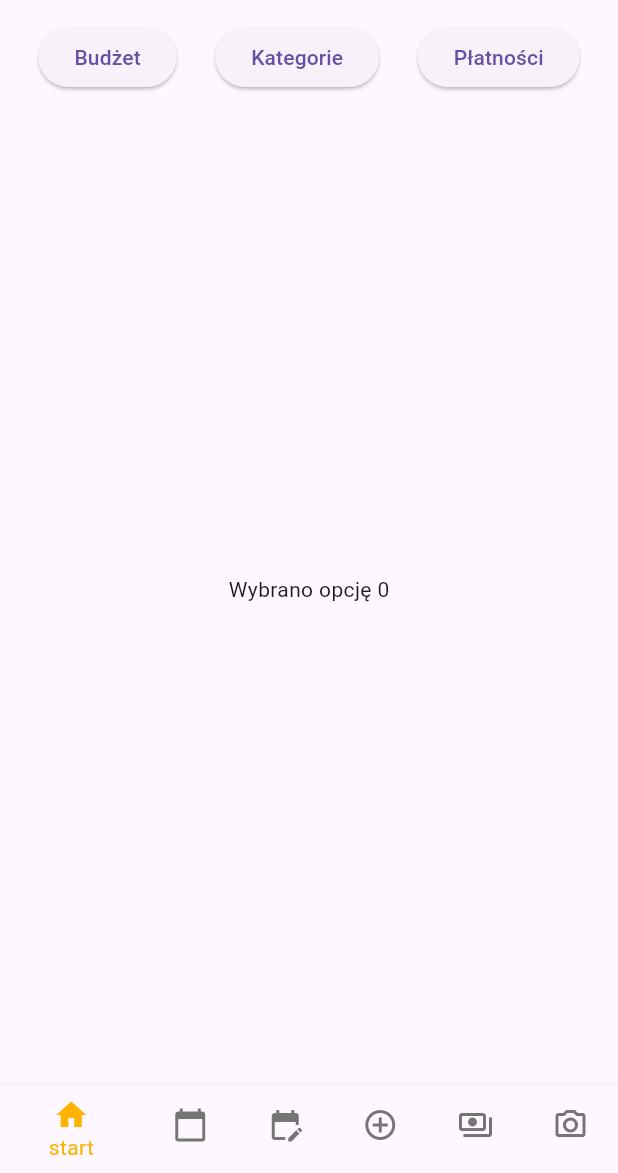
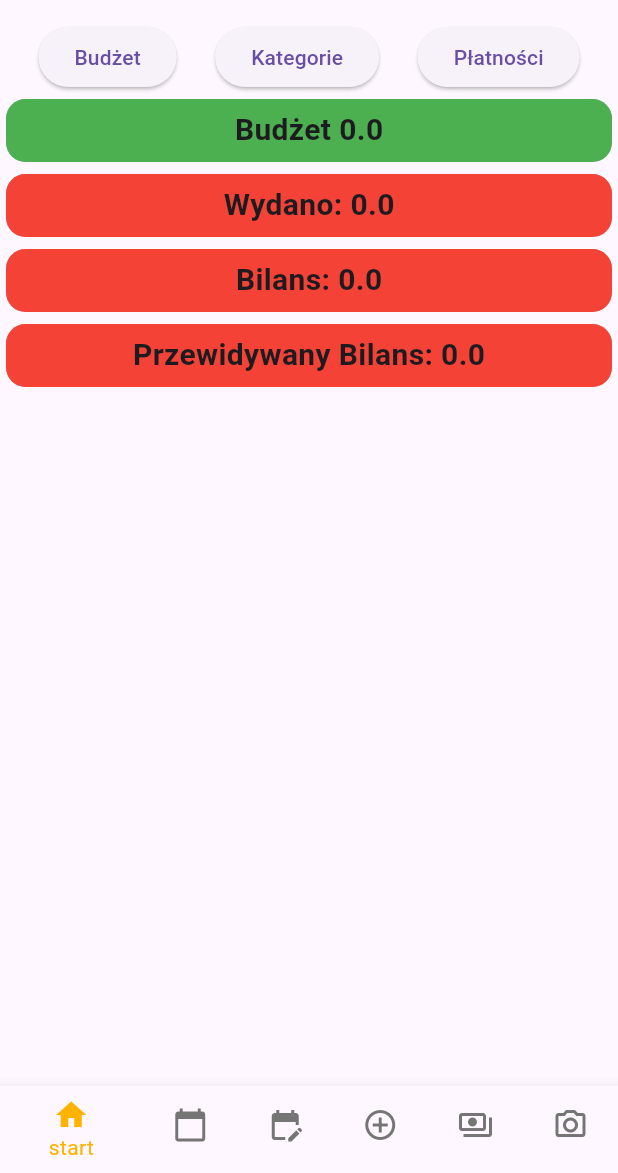
Before and after one commit to lukcza/budget_manager, a Flutter app: the HomePageNew screen opened by its route, on a phone screen of 412 x 824 dp, the part 63-1236 px from its top. Run offline on Flutter 3.47's test engine with Material 3 defaults, Android fonts, the phone set to English and light mode, and no system bars; drawn by our look-alikes of percent_indicator; our stand-ins replace fl_chart, go_router, image_picker, sqflite; missing offline and left inert: google_mlkit_text_recognition; accounts and stored records are empty.

Commit message:
fix summary page await in loadoptions

```diff
--- a/lib/main.dart
+++ b/lib/main.dart
@@ -36,7 +36,7 @@ class MyApp extends StatelessWidget {
     return MaterialApp.router(
       debugShowCheckedModeBanner: false,
       routerConfig: GoRouter(
-        initialLocation: isNewMonthExist ? '/new_month' : '/new_month',
+        initialLocation: isNewMonthExist ? '/new_month' : '/',
         routes: [
           GoRoute(
               path: '/',
--- a/lib/models/month.dart
+++ b/lib/models/month.dart
@@ -60,19 +60,6 @@ class Month {
       categories = await Category.getByMonthId(id!);
       print(categories);
     }
-  }
-
-  Future<void> updateVariables() async {
-    plannedExpense = 0;
-    actualExpense = 0;
-    plannedBalance = 0;
-    actualBalance = 0;
-    for (var item in categories) {
-      plannedExpense += item.totalPlannedCost;
-      actualExpense += item.totalActualCost;
-    }
-    plannedBalance = plannedIncome - plannedExpense;
-    actualBalance = plannedIncome + actualIncome - actualExpense;
   }
 
   static Future<List<Month>> getAll() async {
--- /dev/null
+++ b/lib/pages/home/home_budget_view.dart
@@ -0,0 +1,88 @@
+import 'package:budget_manager/widgets/element_of_summary.dart';
+import 'package:flutter/material.dart';
+import 'package:percent_indicator/linear_percent_indicator.dart';
+
+import '../../models/month.dart';
+
+class HomeBudgetView extends StatefulWidget {
+  HomeBudgetView({super.key, required this.currentMonthId});
+
+  final currentMonthId;
+
+  @override
+  State<HomeBudgetView> createState() => _HomeBudgetViewState();
+}
+
+class _HomeBudgetViewState extends State<HomeBudgetView> {
+  late Future<Month?> currentMonth;
+
+  @override
+  void initState() {
+    // TODO: implement initState
+    super.initState();
+    currentMonth = Month.getMonthSummary(widget.currentMonthId);
+  }
+
+  double _doubleToPercent(double max, double partial) {
+    return (partial / max);
+  }
+
+  @override
+  Widget build(BuildContext context) {
+    return FutureBuilder(
+        future: currentMonth,
+        builder: (BuildContext context, snapshot) {
+          if (snapshot.hasData) {
+            return Column(
+              mainAxisAlignment: MainAxisAlignment.start,
+              children: [
+                ElementOfSummary(
+                  title: "Budżet",
+                  percentValue: _doubleToPercent(snapshot.data!.plannedIncome,
+                      snapshot.data!.plannedIncome),
+                  value: snapshot.data!.plannedIncome,
+                  color: Colors.green,
+                ),
+                ElementOfSummary(
+                  title: "Wydano:",
+                  percentValue: _doubleToPercent(snapshot.data!.plannedIncome,
+                      snapshot.data!.actualExpense),
+                  value: snapshot.data!.actualExpense,
+                  color: _doubleToPercent(snapshot.data!.plannedIncome,
+                              snapshot.data!.plannedIncome) >
+                          0.5
+                      ? Colors.green
+                      : Colors.red,
+                ),
+                ElementOfSummary(
+                  title: "Bilans:",
+                  percentValue: _doubleToPercent(snapshot.data!.plannedIncome,
+                      snapshot.data!.actualBalance),
+                  value: snapshot.data!.actualBalance,
+                  color: _doubleToPercent(snapshot.data!.plannedIncome,
+                              snapshot.data!.actualBalance) >
+                          0.5
+                      ? Colors.green
+                      : Colors.red,
+                ),
+                ElementOfSummary(
+                  title: "Przewidywany Bilans:",
+                  percentValue: _doubleToPercent(snapshot.data!.plannedIncome,
+                      snapshot.data!.plannedBalance),
+                  value: snapshot.data!.plannedBalance,
+                  color: _doubleToPercent(snapshot.data!.plannedIncome,
+                              snapshot.data!.plannedBalance) >
+                          0.5
+                      ? Colors.green
+                      : Colors.red,
+                )
+              ],
+            );
+          } else if (snapshot.hasError) {
+            return Icon(Icons.error_outline);
+          } else {
+            return CircularProgressIndicator();
+          }
+        });
+  }
+}
--- a/lib/pages/home/home_page_new.dart
+++ b/lib/pages/home/home_page_new.dart
@@ -1,4 +1,5 @@
 import 'package:budget_manager/models/category.dart';
+import 'package:budget_manager/pages/home/home_budget_view.dart';
 import 'package:flutter/material.dart';
 
 import '../../models/month.dart';
@@ -7,14 +8,16 @@ import '../../models/payment.dart';
 import 'home_payments_view.dart';
 
 class HomePageNew extends StatefulWidget {
-   HomePageNew({super.key, required this.currentMonthId});
+  HomePageNew({super.key, required this.currentMonthId});
+
   final int currentMonthId;
+
   @override
   State<HomePageNew> createState() => _HomePageNewState();
 }
 
 class _HomePageNewState extends State<HomePageNew> {
-  List<DropdownMenuEntry<int>> listOfPaymentsTimeRange= const[
+  List<DropdownMenuEntry<int>> listOfPaymentsTimeRange = const [
     DropdownMenuEntry(value: 0, label: "Ostatnie"),
     DropdownMenuEntry(value: 1, label: "Wczorajsze"),
     DropdownMenuEntry(value: 2, label: "Tydzień temu"),
@@ -25,12 +28,16 @@ class _HomePageNewState extends State<HomePageNew> {
   Category? category;
   Option? option;
   Payment? payment;
+
   @override
   Widget build(BuildContext context) {
     return Scaffold(
-      appBar: AppBar(title: Text("Miesiąc 2025"),actions: [
-        IconButton(onPressed: ()=>{}, icon: Icon(Icons.help_outline))
-      ],),
+      appBar: AppBar(
+        title: Text("Miesiąc 2025"),
+        actions: [
+          IconButton(onPressed: () => {}, icon: Icon(Icons.help_outline))
+        ],
+      ),
       body: SafeArea(
         child: Column(
           children: [
@@ -68,13 +75,16 @@ class _HomePageNewState extends State<HomePageNew> {
                 builder: (context) {
                   switch (viewIndex) {
                     case 0:
-                      return const Center(child: Text('Wybrano opcję 0'));
+                      return HomeBudgetView(
+                          currentMonthId: widget.currentMonthId);
                     case 1:
                       return const Center(child: Text('Wybrano opcję 1'));
                     case 2:
-                      return HomePaymentsView(currentMonth: widget.currentMonthId);
+                      return HomePaymentsView(
+                          currentMonth: widget.currentMonthId);
                     default:
-                      return HomePaymentsView(currentMonth: widget.currentMonthId);
+                      return HomePaymentsView(
+                          currentMonth: widget.currentMonthId);
                   }
                 },
               ),
@@ -97,8 +107,7 @@ class _HomePageNewState extends State<HomePageNew> {
                 icon: Icon(Icons.payments_outlined), label: "Dodaj płatność"),
             BottomNavigationBarItem(
                 icon: Icon(Icons.camera_alt_outlined), label: "Paragon"),
-          ]
-      ),
+          ]),
     );
   }
 }
--- /dev/null
+++ b/lib/widgets/element_of_summary.dart
@@ -0,0 +1,38 @@
+import 'package:flutter/material.dart';
+import 'package:percent_indicator/linear_percent_indicator.dart';
+
+class ElementOfSummary extends StatefulWidget {
+  ElementOfSummary({
+    super.key,
+    required this.title,
+    required this.percentValue,
+    required this.value,
+    required this.color,
+  });
+
+  String title;
+  double percentValue;
+  double value;
+  Color color;
+
+  @override
+  State<ElementOfSummary> createState() => _ElementOfSummaryState();
+}
+
+class _ElementOfSummaryState extends State<ElementOfSummary> {
+  @override
+  Widget build(BuildContext context) {
+    return LinearPercentIndicator(
+      progressColor: widget.color,
+      padding: EdgeInsets.all(4),
+      width: MediaQuery.of(context).size.width,
+      percent: widget.percentValue,
+      lineHeight: 50,
+      center: Text(
+        "${widget.title} ${widget.value}",
+        style: TextStyle(fontSize: 20, fontWeight: FontWeight.bold),
+      ),
+      barRadius: Radius.circular(13),
+    );
+  }
+}
--- a/pubspec.yaml
+++ b/pubspec.yaml
@@ -43,6 +43,7 @@ dependencies:
   google_mlkit_text_recognition: ^0.15.0
   google_mlkit_document_scanner: ^0.4.0
   fl_chart: ^0.70.2
+  percent_indicator: ^4.2.4
 dev_dependencies:
   flutter_test:
     sdk: flutter
```
Also changed, not shown: pubspec.lock.
